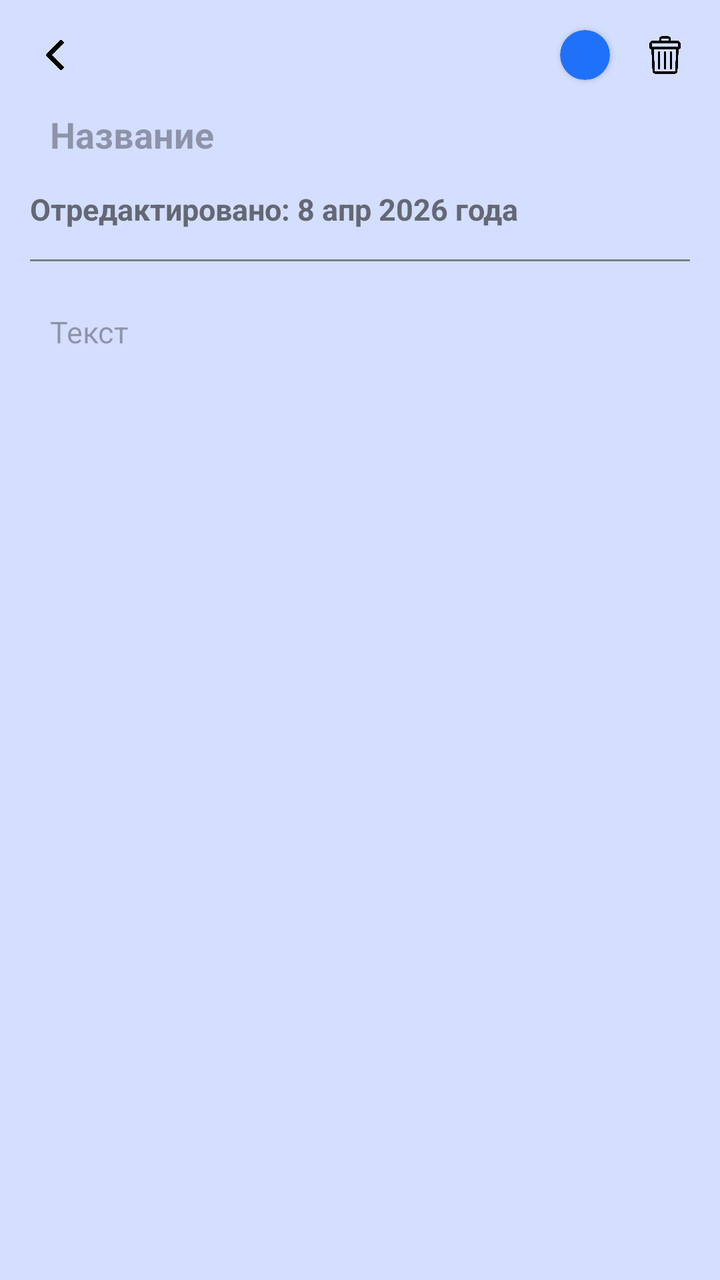
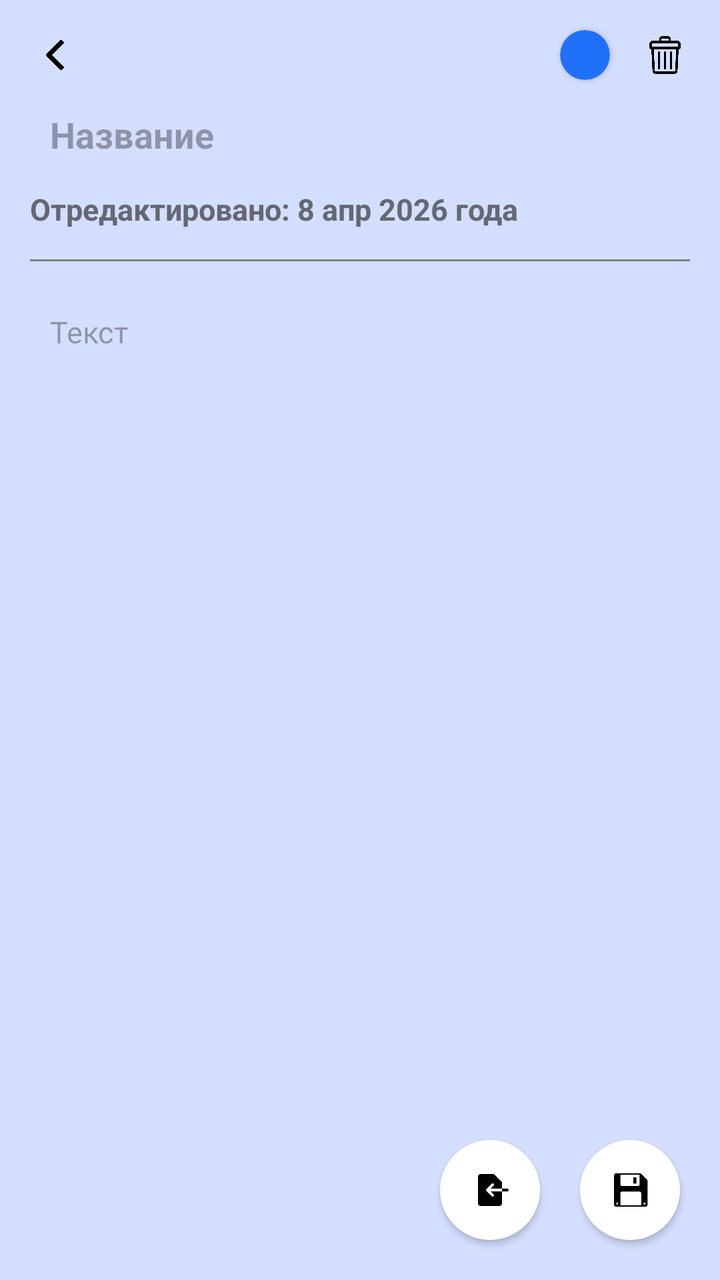

Compare the two renders of this Android layout. The source of the first and the diff that turns it into the second are given below.
<!-- AndroidManifest.xml: application theme Theme.Notes_Klimov -->
<!-- res/layout/activity_note.xml -->
<?xml version="1.0" encoding="utf-8"?>
<androidx.constraintlayout.widget.ConstraintLayout xmlns:android="http://schemas.android.com/apk/res/android"
    xmlns:app="http://schemas.android.com/apk/res-auto"
    xmlns:tools="http://schemas.android.com/tools"
    android:id="@+id/main"
    android:layout_width="match_parent"
    android:layout_height="match_parent"
    android:background="#302071F9"
    tools:context=".presentations.NoteActivity">

    <ImageView
        android:id="@+id/btn_back"
        android:layout_width="25dp"
        android:layout_height="25dp"
        android:layout_marginLeft="15dp"
        android:layout_marginTop="15dp"
        android:padding="5dp"
        android:src="@drawable/ic_back"
        app:layout_constraintStart_toStartOf="parent"
        app:layout_constraintTop_toTopOf="parent" />

    <ImageView
        android:id="@+id/btn_trash"
        android:layout_width="25dp"
        android:layout_height="25dp"
        android:layout_marginRight="15dp"
        android:layout_marginTop="15dp"
        android:padding="3dp"
        android:src="@drawable/ic_trash"
        app:layout_constraintEnd_toEndOf="parent"
        app:layout_constraintTop_toTopOf="parent" />

    <androidx.cardview.widget.CardView
        android:id="@+id/btn_select_color"
        android:layout_width="25dp"
        android:layout_height="25dp"
        android:layout_marginTop="15dp"
        android:layout_marginRight="15dp"
        android:backgroundTint="#2071F9"
        app:cardCornerRadius="15dp"
        app:layout_constraintEnd_toStartOf="@+id/btn_trash"
        app:layout_constraintTop_toTopOf="parent"/>

    <EditText
        android:id="@+id/et_title"
        android:layout_width="match_parent"
        android:layout_height="wrap_content"
        android:layout_marginLeft="15dp"
        android:layout_marginTop="5dp"
        android:layout_marginRight="15dp"
        android:background="@drawable/background_edit_text"
        android:hint="Название"
        android:padding="10dp"
        android:textColor="@color/black"
        android:textSize="18dp"
        android:textStyle="bold"
        app:layout_constraintEnd_toEndOf="parent"
        app:layout_constraintStart_toStartOf="parent"
        app:layout_constraintTop_toBottomOf="@+id/btn_back"/>

    <TextView
        android:id="@+id/tv_date"
        android:layout_width="match_parent"
        android:layout_height="wrap_content"
        android:layout_marginLeft="15dp"
        android:layout_marginTop="5dp"
        android:layout_marginRight="15dp"
        android:text="Отредактировано: 8 апр 2026 года"
        android:textColor="#646874"
        android:textSize="15sp"
        android:textStyle="bold"
        app:layout_constraintEnd_toEndOf="parent"
        app:layout_constraintStart_toStartOf="parent"
        app:layout_constraintTop_toBottomOf="@+id/et_title" />

    <LinearLayout
        android:id="@+id/linearLayout"
        android:layout_width="match_parent"
        android:layout_height="1dp"
        android:layout_marginLeft="15dp"
        android:layout_marginTop="15dp"
        android:layout_marginRight="15dp"
        android:background="#808080"
        android:orientation="horizontal"
        app:layout_constraintEnd_toEndOf="parent"
        app:layout_constraintStart_toStartOf="parent"
        app:layout_constraintTop_toBottomOf="@+id/tv_date" />

    <EditText
        android:id="@+id/et_text"
        android:layout_width="match_parent"
        android:layout_height="0dp"
        android:layout_margin="15dp"
        android:gravity="top"
        android:hint="Текст"
        android:padding="10dp"
        android:textSize="15sp"
        android:background="@drawable/background_edit_text"
        app:layout_constraintBottom_toBottomOf="parent"
        app:layout_constraintEnd_toEndOf="parent"
        app:layout_constraintStart_toStartOf="parent"
        app:layout_constraintTop_toBottomOf="@id/linearLayout"/>

</androidx.constraintlayout.widget.ConstraintLayout>
<!-- resources referenced by this layout -->
<resources>
  <color name="black">#FF000000</color>
  <!-- drawable background_edit_text (drawable) -->
  <?xml version="1.0" encoding="utf-8"?>
  <shape xmlns:android="http://schemas.android.com/apk/res/android">
  
  </shape>
  <!-- drawable ic_back: png bitmap (drawable, 2646 bytes) -->
  <!-- drawable ic_trash: png bitmap (drawable, 10163 bytes) -->
  <style name="Theme.Notes_Klimov" parent="Base.Theme.Notes_Klimov" />
  <style name="Base.Theme.Notes_Klimov" parent="Theme.Material3.DayNight.NoActionBar">
          
          
      </style>
</resources>

<!-- the commit's change to res/layout/activity_note.xml (unified diff, before → after) -->
@@ -101,4 +101,22 @@
         app:layout_constraintStart_toStartOf="parent"
         app:layout_constraintTop_toBottomOf="@id/linearLayout"/>
 
+    <androidx.appcompat.widget.AppCompatButton
+        android:id="@+id/btn_save_note"
+        android:layout_width="50dp"
+        android:layout_height="50dp"
+        android:layout_margin="20dp"
+        android:background="@drawable/background_btn_save"
+        app:layout_constraintBottom_toBottomOf="parent"
+        app:layout_constraintEnd_toEndOf="parent" />
+
+    <androidx.appcompat.widget.AppCompatButton
+        android:id="@+id/btn_import_note"
+        android:layout_width="50dp"
+        android:layout_height="50dp"
+        android:layout_margin="20dp"
+        android:background="@drawable/background_btn_import"
+        app:layout_constraintBottom_toBottomOf="parent"
+        app:layout_constraintEnd_toStartOf="@+id/btn_save_note" />
+
 </androidx.constraintlayout.widget.ConstraintLayout>
<!-- resource entries referenced after the edit -->
@@ -1,6 +1,38 @@
 <!-- resources referenced by this layout -->
 <resources>
   <color name="black">#FF000000</color>
+  <!-- drawable background_btn_import (drawable) -->
+  <?xml version="1.0" encoding="utf-8"?>
+  <layer-list xmlns:android="http://schemas.android.com/apk/res/android">
+      <item>
+          <shape>
+              <solid android:color="@color/white"/>
+              <corners android:radius="50dp"/>
+          </shape>
+      </item>
+  
+      <item
+          android:drawable="@drawable/ic_import"
+          android:width="20dp"
+          android:height="20dp"
+          android:gravity="center"/>
+  </layer-list>
+  <!-- drawable background_btn_save (drawable) -->
+  <?xml version="1.0" encoding="utf-8"?>
+  <layer-list xmlns:android="http://schemas.android.com/apk/res/android">
+      <item>
+          <shape>
+              <solid android:color="@color/white"/>
+              <corners android:radius="50dp"/>
+          </shape>
+      </item>
+  
+      <item
+          android:drawable="@drawable/ic_save"
+          android:width="20dp"
+          android:height="20dp"
+          android:gravity="center"/>
+  </layer-list>
   <!-- drawable background_edit_text (drawable) -->
   <?xml version="1.0" encoding="utf-8"?>
   <shape xmlns:android="http://schemas.android.com/apk/res/android">
@@ -9,6 +41,9 @@
   <!-- drawable ic_back: png bitmap (drawable, 2646 bytes) -->
   <!-- drawable ic_trash: png bitmap (drawable, 10163 bytes) -->
   <style name="Theme.Notes_Klimov" parent="Base.Theme.Notes_Klimov" />
+  <color name="white">#FFFFFFFF</color>
+  <!-- drawable ic_import: png bitmap (drawable, 761 bytes) -->
+  <!-- drawable ic_save: png bitmap (drawable, 661 bytes) -->
   <style name="Base.Theme.Notes_Klimov" parent="Theme.Material3.DayNight.NoActionBar">
           
           
